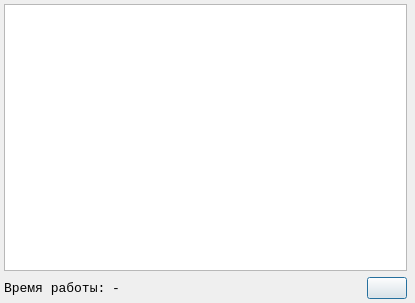
Before: the Qt Designer form statistics.ui in FeZar97/Investigator, drawn with Qt 5.
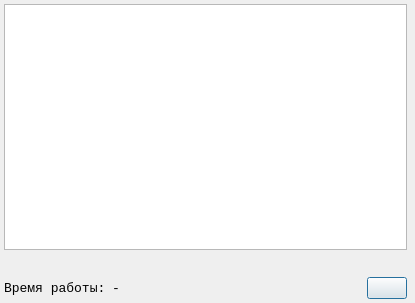
After: the same form once the commit is applied. Icons and pictures are not drawn.

Commit message: deleted extra functions; added process label in statistic window; fixed bug with work time.

What changed in the file:
```diff
--- a/statistics.ui
+++ b/statistics.ui
@@ -55,6 +55,19 @@
       </property>
      </widget>
     </item>
+    <item>
+     <widget class="QLabel" name="InfoLabel">
+      <property name="font">
+       <font>
+        <family>Courier New</family>
+        <pointsize>10</pointsize>
+       </font>
+      </property>
+      <property name="text">
+       <string/>
+      </property>
+     </widget>
+    </item>
     <item>
      <layout class="QHBoxLayout" name="horizontalLayout">
       <item>
```
The commit also changes 10 other files.
